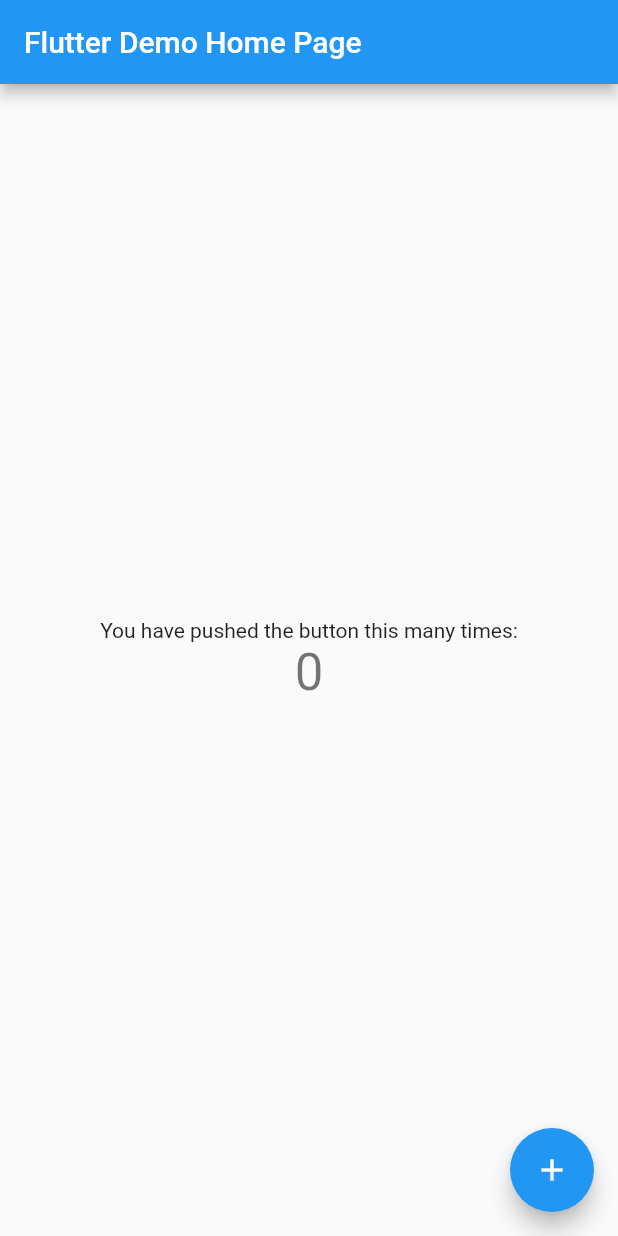
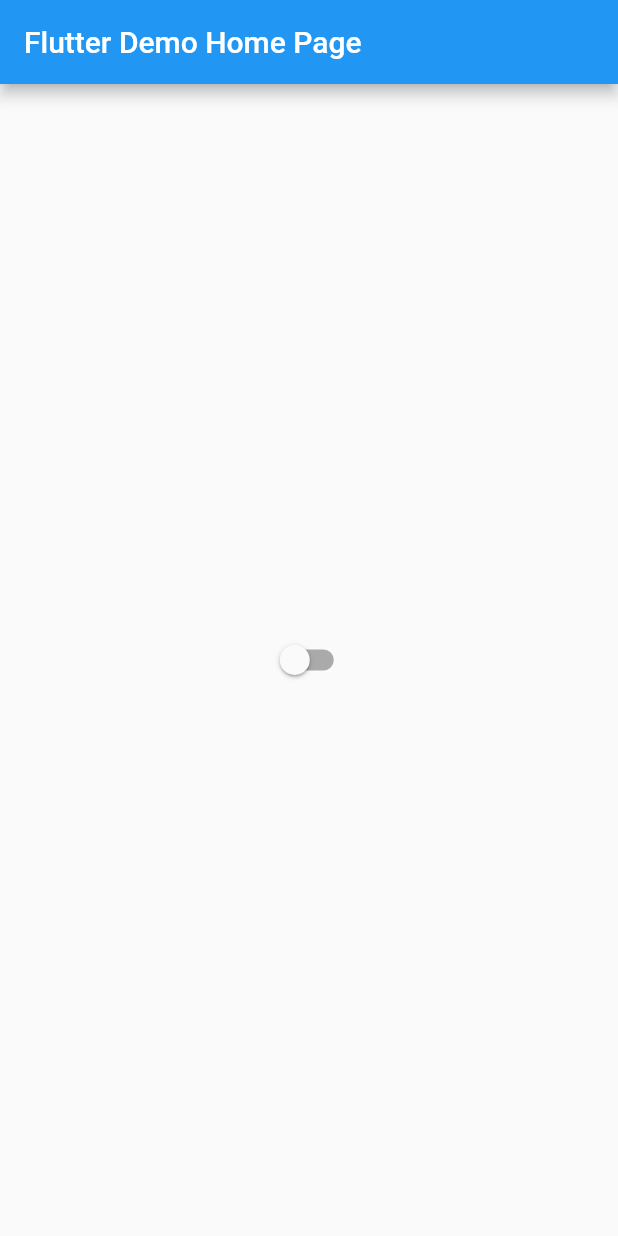
Before and after one commit to AlexScotte/CVFlutter, a Flutter app: the screen it shows after launch, on a phone screen of 412 x 824 dp. Run offline on Flutter 3.47's test engine with Material 2 defaults, Android fonts, the phone set to English and light mode, and no system bars.

Commit message:
Add App state management to manage app theme in the future

```diff
--- a/lib/main.dart
+++ b/lib/main.dart
@@ -1,111 +1,31 @@
 import 'package:flutter/material.dart';
+import 'package:provider/provider.dart';
+import 'notifiers/AppStateNotifier.dart';
+import 'pages/homepage/homepage.dart';
 
-void main() => runApp(MyApp());
+void main() {
+  runApp(
+    ChangeNotifierProvider<AppStateNotifier>(
+      create: (context) => AppStateNotifier(),
+      child: MyApp(),
+    ),
+  );
+}
 
 class MyApp extends StatelessWidget {
   // This widget is the root of your application.
   @override
   Widget build(BuildContext context) {
-    return MaterialApp(
-      title: 'Flutter Demo',
-      theme: ThemeData(
-        // This is the theme of your application.
-        //
-        // Try running your application with "flutter run". You'll see the
-        // application has a blue toolbar. Then, without quitting the app, try
-        // changing the primarySwatch below to Colors.green and then invoke
-        // "hot reload" (press "r" in the console where you ran "flutter run",
-        // or simply save your changes to "hot reload" in a Flutter IDE).
-        // Notice that the counter didn't reset back to zero; the application
-        // is not restarted.
-        primarySwatch: Colors.blue,
-      ),
-      home: MyHomePage(title: 'Flutter Demo Home Page'),
+    return Consumer<AppStateNotifier>(
+      builder: (context, appState, child) {
+        return MaterialApp(
+          title: 'Flutter Demo',
+          theme: ThemeData.light(),
+          darkTheme: ThemeData.dark(),
+          themeMode: appState.isDarkMode ? ThemeMode.dark : ThemeMode.light,
+          home: MyHomePage(title: 'Flutter Demo Home Page'),
+        );
+      },
     );
   }
 }
-
-class MyHomePage extends StatefulWidget {
-  MyHomePage({Key key, this.title}) : super(key: key);
-
-  // This widget is the home page of your application. It is stateful, meaning
-  // that it has a State object (defined below) that contains fields that affect
-  // how it looks.
-
-  // This class is the configuration for the state. It holds the values (in this
-  // case the title) provided by the parent (in this case the App widget) and
-  // used by the build method of the State. Fields in a Widget subclass are
-  // always marked "final".
-
-  final String title;
-
-  @override
-  _MyHomePageState createState() => _MyHomePageState();
-}
-
-class _MyHomePageState extends State<MyHomePage> {
-  int _counter = 0;
-
-  void _incrementCounter() {
-    setState(() {
-      // This call to setState tells the Flutter framework that something has
-      // changed in this State, which causes it to rerun the build method below
-      // so that the display can reflect the updated values. If we changed
-      // _counter without calling setState(), then the build method would not be
-      // called again, and so nothing would appear to happen.
-      _counter++;
-    });
-  }
-
-  @override
-  Widget build(BuildContext context) {
-    // This method is rerun every time setState is called, for instance as done
-    // by the _incrementCounter method above.
-    //
-    // The Flutter framework has been optimized to make rerunning build methods
-    // fast, so that you can just rebuild anything that needs updating rather
-    // than having to individually change instances of widgets.
-    return Scaffold(
-      appBar: AppBar(
-        // Here we take the value from the MyHomePage object that was created by
-        // the App.build method, and use it to set our appbar title.
-        title: Text(widget.title),
-      ),
-      body: Center(
-        // Center is a layout widget. It takes a single child and positions it
-        // in the middle of the parent.
-        child: Column(
-          // Column is also a layout widget. It takes a list of children and
-          // arranges them vertically. By default, it sizes itself to fit its
-          // children horizontally, and tries to be as tall as its parent.
-          //
-          // Invoke "debug painting" (press "p" in the console, choose the
-          // "Toggle Debug Paint" action from the Flutter Inspector in Android
-          // Studio, or the "Toggle Debug Paint" command in Visual Studio Code)
-          // to see the wireframe for each widget.
-          //
-          // Column has various properties to control how it sizes itself and
-          // how it positions its children. Here we use mainAxisAlignment to
-          // center the children vertically; the main axis here is the vertical
-          // axis because Columns are vertical (the cross axis would be
-          // horizontal).
-          mainAxisAlignment: MainAxisAlignment.center,
-          children: <Widget>[
-            Text(
-              'You have pushed the button this many times:',
-            ),
-            Text(
-              '$_counter',
-              style: Theme.of(context).textTheme.display1,
-            ),
-          ],
-        ),
-      ),
-      floatingActionButton: FloatingActionButton(
-        onPressed: _incrementCounter,
-        tooltip: 'Increment',
-        child: Icon(Icons.add),
-      ), // This trailing comma makes auto-formatting nicer for build methods.
-    );
-  }
-}
--- /dev/null
+++ b/lib/notifiers/AppStateNotifier.dart
@@ -0,0 +1,10 @@
+import 'package:flutter/material.dart';
+
+class AppStateNotifier extends ChangeNotifier {
+  bool isDarkMode = false;
+
+  void updateTheme(bool isDarkMode) {
+    this.isDarkMode = isDarkMode;
+    notifyListeners();
+  }
+}
--- /dev/null
+++ b/lib/pages/homepage/homepage.dart
@@ -0,0 +1,31 @@
+import 'package:cvflutter/notifiers/AppStateNotifier.dart';
+import 'package:flutter/material.dart';
+import 'package:provider/provider.dart';
+
+class MyHomePage extends StatefulWidget {
+  MyHomePage({Key key, this.title}) : super(key: key);
+
+  final String title;
+
+  @override
+  _MyHomePageState createState() => _MyHomePageState();
+}
+
+class _MyHomePageState extends State<MyHomePage> {
+  @override
+  Widget build(BuildContext context) {
+    return Scaffold(
+      appBar: AppBar(
+        title: Text(widget.title),
+      ),
+      body: Center(
+        child: Switch(
+          value: Provider.of<AppStateNotifier>(context).isDarkMode,
+          onChanged: (boolVal) {
+            Provider.of<AppStateNotifier>(context).updateTheme(boolVal);
+          },
+        ),
+      ),
+    );
+  }
+}
--- a/pubspec.yaml
+++ b/pubspec.yaml
@@ -27,7 +27,7 @@ dependencies:
 dev_dependencies:
   flutter_test:
     sdk: flutter
-
+  provider: ^3.0.0
 
 # For information on the generic Dart part of this file, see the
 # following page: https://dart.dev/tools/pub/pubspec
```
Also changed, not shown: pubspec.lock.
